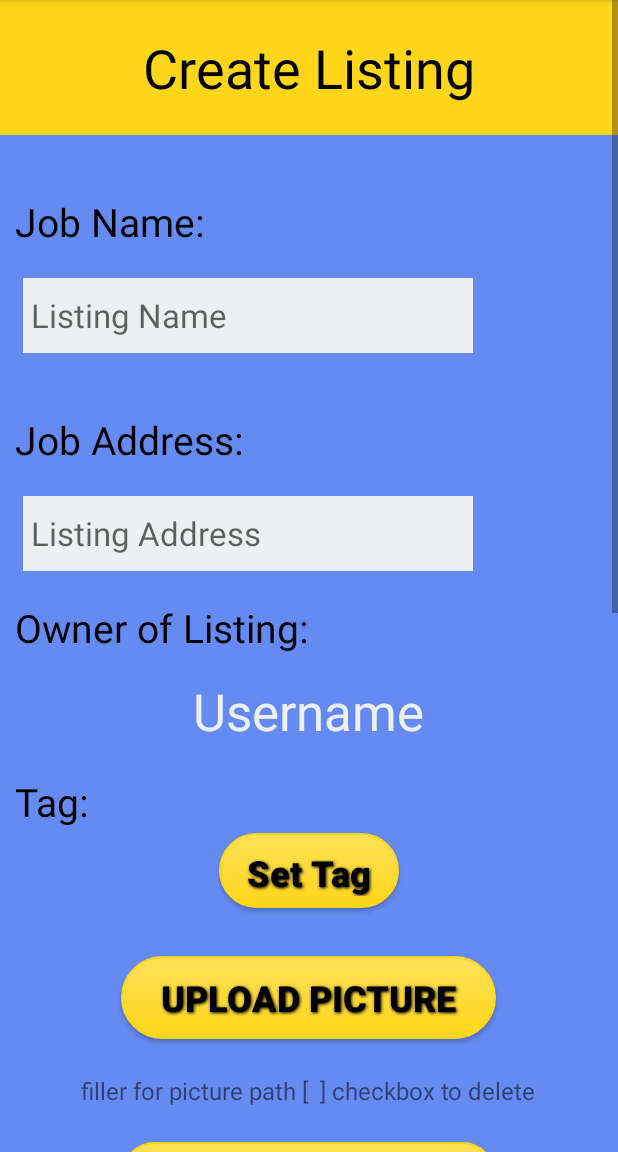
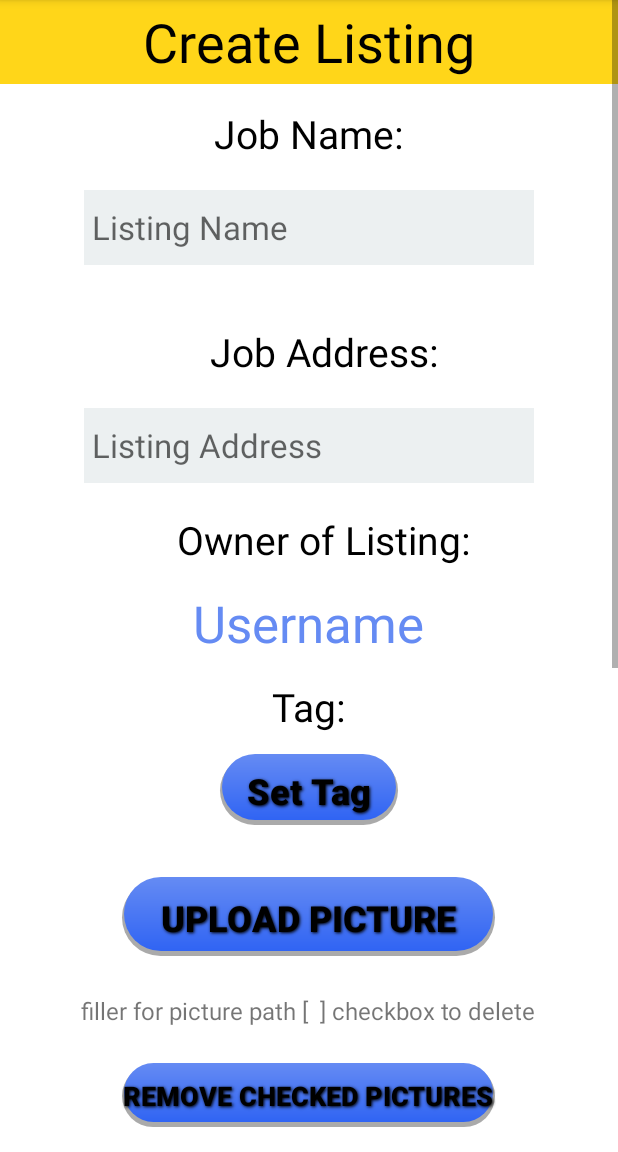
Before and after one commit to rdw88/Joblet, an Android app: the fragment CreateListing shown on its own in the app's theme, on a phone screen of 412 x 824 dp, the part 84-1236 px from its top. Run offline under Robolectric (Android 15) with nearby library versions, the phone set to English and light mode, and no system bars; network calls fail; 1 statement that could not run was skipped.

Commit message:
Some UI changes

```diff
--- /dev/null
+++ b/android/src/main/res/drawable/background.xml
@@ -0,0 +1,8 @@
+<?xml version="1.0" encoding="utf-8"?>
+<shape xmlns:android="http://schemas.android.com/apk/res/android"
+    android:shape="rectangle">
+    <gradient
+        android:startColor="#006499"
+        android:endColor="#0093d7"
+        android:angle="90" />
+</shape>
--- a/android/src/main/res/drawable/button.xml
+++ b/android/src/main/res/drawable/button.xml
@@ -1,39 +1,28 @@
 <?xml version="1.0" encoding="utf-8"?>
-<selector xmlns:android="http://schemas.android.com/apk/res/android">
-    <item android:state_pressed="true" >
-        <shape>
-            <solid
-                android:color="#FFE158">
 
-                </solid>
-            <stroke
-                android:width="1dp"
-                android:color="#FFE158" />
-            <corners
-                android:radius="6dp" />
-            <padding
-                android:left="10dp"
-                android:top="10dp"
-                android:right="10dp"
-                android:bottom="10dp" />
+<layer-list xmlns:android="http://schemas.android.com/apk/res/android" >
+
+    <item android:bottom="2dp" android:top="2dp" android:left="1dp"
+        android:right="1dp">
+        <shape android:shape="rectangle">
+            <gradient android:gradientRadius="0"
+                android:type="radial"
+                android:centerX="50%"
+                android:centerY="50%"
+                android:startColor="#000000"
+                android:endColor="#55000000"
+                />
+            <corners android:radius="100dp" />
         </shape>
     </item>
-    <item>
-        <shape>
-            <gradient
-                android:startColor="#FFE158"
+    <item android:bottom="5dp" android:top="1dp" android:left="2dp"
+        android:right="2dp">
+        <shape android:shape="rectangle">
+            <gradient android:angle="270"
+                android:startColor="#FFEA8C"
                 android:endColor="#FFD619"
-                android:angle="270"/>
-            <stroke
-                android:width="1dp"
-                android:color="#FFD619" />
-            <corners
-                android:radius="100dp" />
-            <padding
-                android:left="10dp"
-                android:top="10dp"
-                android:right="10dp"
-                android:bottom="10dp" />
+                />
+            <corners android:radius="100dp" />
         </shape>
     </item>
-</selector>
+</layer-list>
--- a/android/src/main/res/drawable/button_blue.xml
+++ b/android/src/main/res/drawable/button_blue.xml
@@ -1,39 +1,28 @@
 <?xml version="1.0" encoding="utf-8"?>
-<selector xmlns:android="http://schemas.android.com/apk/res/android">
-    <item android:state_pressed="true" >
-        <shape>
-            <solid
-                android:color="#3064F2">
 
-            </solid>
-            <stroke
-                android:width="1dp"
-                android:color="#3064F2" />
-            <corners
-                android:radius="6dp" />
-            <padding
-                android:left="10dp"
-                android:top="10dp"
-                android:right="10dp"
-                android:bottom="10dp" />
+<layer-list xmlns:android="http://schemas.android.com/apk/res/android" >
+
+    <item android:bottom="2dp" android:top="2dp" android:left="1dp"
+        android:right="1dp">
+        <shape android:shape="rectangle">
+            <gradient android:gradientRadius="0"
+                android:type="radial"
+                android:centerX="50%"
+                android:centerY="50%"
+                android:startColor="#000000"
+                android:endColor="#55000000"
+                />
+            <corners android:radius="100dp" />
         </shape>
     </item>
-    <item>
-        <shape>
-            <gradient
-                android:startColor="#3064F2"
-                android:endColor="#0443F0"
-                android:angle="270"/>
-            <stroke
-                android:width="1dp"
-                android:color="#0443F0" />
-            <corners
-                android:radius="100dp" />
-            <padding
-                android:left="10dp"
-                android:top="10dp"
-                android:right="10dp"
-                android:bottom="10dp" />
+    <item android:bottom="8px" android:top="1dp" android:left="2dp"
+        android:right="2dp">
+        <shape android:shape="rectangle">
+            <gradient android:angle="270"
+                android:startColor="#658BF3"
+                android:endColor="#3064F3"
+                />
+            <corners android:radius="100dp" />
         </shape>
     </item>
-</selector>
+</layer-list>
--- a/android/src/main/res/layout/check_listings.xml
+++ b/android/src/main/res/layout/check_listings.xml
@@ -4,12 +4,12 @@
               android:orientation="vertical"
               android:layout_width="match_parent"
               android:layout_height="wrap_content"
-              android:background="@color/custom_theme_color">
+              android:background="@drawable/background">
 
 
     <RelativeLayout
         android:layout_width="fill_parent"
-        android:layout_height="90dp"
+        android:layout_height="65dp"
         android:layout_gravity="center"
         android:background="@color/title_color"
         android:layout_marginBottom="20dp"
--- a/android/src/main/res/layout/create_listing.xml
+++ b/android/src/main/res/layout/create_listing.xml
@@ -8,13 +8,13 @@
             android:orientation="vertical"
             android:layout_width="match_parent"
             android:layout_height="wrap_content"
-            android:background="@color/custom_theme_color"
+            android:background="@color/white_background"
             >
 
 
         <RelativeLayout
                 android:layout_width="fill_parent"
-                android:layout_height="90dp"
+                android:layout_height="56dp"
                 android:layout_gravity="center"
                 android:background="@color/title_color"
                 >
@@ -34,10 +34,10 @@
                   android:layout_height="wrap_content"
                   android:text="Job Name:"
                   android:textSize="26sp"
+                  android:id="@+id/customFontText"
                   android:textColor="@color/cementInfo"
-                  android:layout_marginStart="10dp"
-                  android:layout_marginLeft="10dp"
-                  android:layout_marginTop="40dp"/>
+            android:layout_gravity="center_horizontal"
+            android:layout_marginTop="15dp" />
 
         <EditText
                 android:layout_width="300dp"
@@ -47,7 +47,7 @@
                 android:textColor="#000000"
                 android:id="@+id/listing_name"
                 android:hint=" Listing Name"
-                android:layout_marginLeft="15dp"
+                android:layout_gravity="center_horizontal"
                 android:layout_marginTop="20dp"
                 />
 
@@ -58,7 +58,8 @@
                   android:textColor="@color/cementInfo"
                   android:layout_marginStart="10dp"
                   android:layout_marginLeft="10dp"
-                  android:layout_marginTop="40dp"/>
+                  android:layout_marginTop="40dp"
+            android:layout_gravity="center_horizontal" />
 
         <EditText
                 android:layout_width="300dp"
@@ -68,7 +69,7 @@
                 android:textColor="#000000"
                 android:id="@+id/listing_location"
                 android:hint=" Listing Address"
-                android:layout_marginLeft="15dp"
+                android:layout_gravity="center_horizontal"
                 android:layout_marginTop="20dp"
                 />
 
@@ -79,17 +80,19 @@
                   android:textColor="@color/cementInfo"
                   android:layout_marginStart="10dp"
                   android:layout_marginLeft="10dp"
-                  android:layout_marginTop="20dp"/>
+                  android:layout_marginTop="20dp"
+            android:layout_gravity="center_horizontal" />
 
 
         <TextView android:layout_width="wrap_content"
                   android:layout_height="wrap_content"
                   android:layout_gravity="center"
                   android:text="@string/user_name"
-                  android:textColor="#ecf0f1"
+                  android:textColor="#658BF3"
                   android:textSize="34dp"
                   android:layout_marginTop="15dp"
-                  android:layout_centerInParent="true"/>
+                  android:layout_centerInParent="true"
+            android:layout_marginBottom="15dp" />
 
 
         <TextView android:layout_width="wrap_content"
@@ -98,12 +101,12 @@
                   android:textSize="26sp"
                   android:textColor="@color/cementInfo"
                   android:id="@+id/chosen_tag"
-                  android:layout_marginStart="10dp"
-                  android:layout_marginLeft="10dp"
-                  android:layout_marginTop="20dp"/>
+            android:layout_gravity="center_horizontal"
+            android:layout_marginBottom="10dp" />
+
 
         <Button
-                android:background="@drawable/button"
+                android:background="@drawable/button_blue"
                 android:id="@+id/set_tag"
                 android:layout_width="120dp"
                 android:layout_height="50dp"
@@ -118,7 +121,7 @@
             android:layout_height="wrap_content"
             android:layout_marginBottom="25dp"></RelativeLayout>
         <Button
-                android:background="@drawable/button"
+                android:background="@drawable/button_blue"
                 android:id="@+id/button_createListing_uploadPicture"
                 android:layout_width="250dp"
                 android:layout_height="55dp"
@@ -145,7 +148,7 @@
 
 
         <Button
-                android:background="@drawable/button"
+                android:background="@drawable/button_blue"
                 android:id="@+id/button_createListing_removeCheckedPicture"
                 android:layout_width="250dp"
                 android:layout_height="45dp"
@@ -165,18 +168,15 @@
                   android:text="Start Reverse Bid at:"
                   android:textSize="26sp"
                   android:textColor="@color/cementInfo"
-                  android:layout_marginStart="10dp"
-                  android:layout_marginLeft="10dp"
-                  android:layout_marginTop="20dp"/>
+            android:layout_gravity="center" />
 
         <TextView android:layout_width="wrap_content"
                   android:layout_height="wrap_content"
                   android:text="Enter amount in dollars (ex: 60.50)"
                   android:textSize="16sp"
                   android:textColor="@color/cementInfo"
-                  android:layout_marginStart="10dp"
-                  android:layout_marginLeft="10dp"
-                  android:layout_marginTop="5dp"/>
+            android:layout_gravity="center"
+            android:layout_marginTop="10dp" />
 
         <EditText
                 android:layout_width="300dp"
@@ -187,19 +187,17 @@
                 android:id="@+id/starting_amount"
                 android:hint=" Starting Amount"
                 android:inputType="number"
-                android:layout_marginLeft="15dp"
+                android:layout_gravity="center_horizontal"
                 android:layout_marginTop="20dp"
                 android:layout_marginBottom="25dp"
                 />
 
         <TextView android:layout_width="wrap_content"
                   android:layout_height="wrap_content"
-                  android:text="Minimum Applicant Reputation:"
+                  android:text="Minimum Applicant Rep:"
                   android:textSize="26sp"
                   android:textColor="@color/cementInfo"
-                  android:layout_marginStart="10dp"
-                  android:layout_marginLeft="10dp"
-                  android:layout_marginTop="20dp"/>
+            android:layout_gravity="center" />
 
         <EditText
                 android:layout_width="300dp"
@@ -209,7 +207,7 @@
                 android:textColor="#000000"
                 android:id="@+id/min_reputation"
                 android:hint=" Minimum Reputation"
-                android:layout_marginLeft="15dp"
+                android:layout_gravity="center_horizontal"
                 android:layout_marginTop="20dp"
                 android:layout_marginBottom="25dp"
                 />
@@ -219,13 +217,11 @@
                   android:text="Date and Time Listing Ends:"
                   android:textSize="26sp"
                   android:textColor="@color/cementInfo"
-                  android:layout_marginStart="10dp"
-                  android:layout_marginLeft="10dp"
-                  android:layout_marginTop="20dp"
-                  android:layout_marginBottom="20dp"/>
+            android:layout_gravity="center"
+            android:layout_marginBottom="10dp" />
 
         <Button
-                android:background="@drawable/button"
+                android:background="@drawable/button_blue"
                 android:id="@+id/button_createListing_pickDate"
                 android:layout_width="175dp"
                 android:layout_height="50dp"
@@ -240,7 +236,7 @@
                 android:layout_marginTop="30dp"
                 ></RelativeLayout>
         <Button
-                android:background="@drawable/button"
+                android:background="@drawable/button_blue"
                 android:id="@+id/button_createListing_postListing"
                 android:layout_width="250dp"
                 android:layout_height="65dp"
--- a/android/src/main/res/layout/landing_page.xml
+++ b/android/src/main/res/layout/landing_page.xml
@@ -4,7 +4,7 @@
     android:orientation="vertical"
     android:layout_width="match_parent"
     android:layout_height="match_parent"
-    android:background="@color/custom_theme_color"
+    android:background="#2A52BE"
     android:id="@+id/landing"
     android:weightSum="1">
 
--- a/android/src/main/res/layout/login.xml
+++ b/android/src/main/res/layout/login.xml
@@ -4,7 +4,7 @@
     android:orientation="vertical"
     android:layout_width="match_parent"
     android:layout_height="match_parent"
-    android:background="@color/custom_theme_color"
+    android:background="@drawable/background"
     android:weightSum="1">
 
     <ImageView android:layout_width="225dp"
--- a/android/src/main/res/values/styles.xml
+++ b/android/src/main/res/values/styles.xml
@@ -11,12 +11,13 @@
     <color name="button">#FFE158</color>
     <color name="title_color">#FFD619</color>
     2A52BE
-    <color name="custom_theme_color">#658BF3</color>
+    <color name="white_background">#FFFFFF</color>+
+    658BF3
     <style name="AppBaseTheme" parent="android:Theme.Holo.Light.NoActionBar">
         <item name="android:windowActionBar">false</item>
         <item name="android:windowNoTitle">true</item>
-        <item name="android:windowBackground">@color/custom_theme_color</item>
-        <item name="android:colorBackground">@color/custom_theme_color</item>
+        <item name="android:windowBackground">@drawable/background</item>
+        <item name="android:colorBackground">@drawable/background</item>
     </style>
 
     <style name="button_text" >
```
Also changed, not shown: android/src/main/res/layout/create_account.xml (+4 -3 lines), android/src/main/res/layout/welcome.xml (+8 -7 lines).
